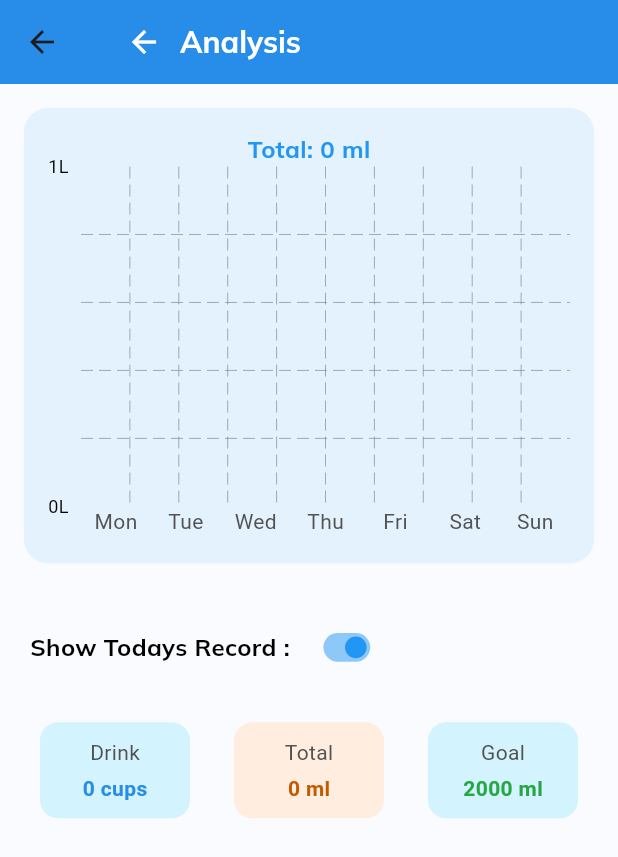
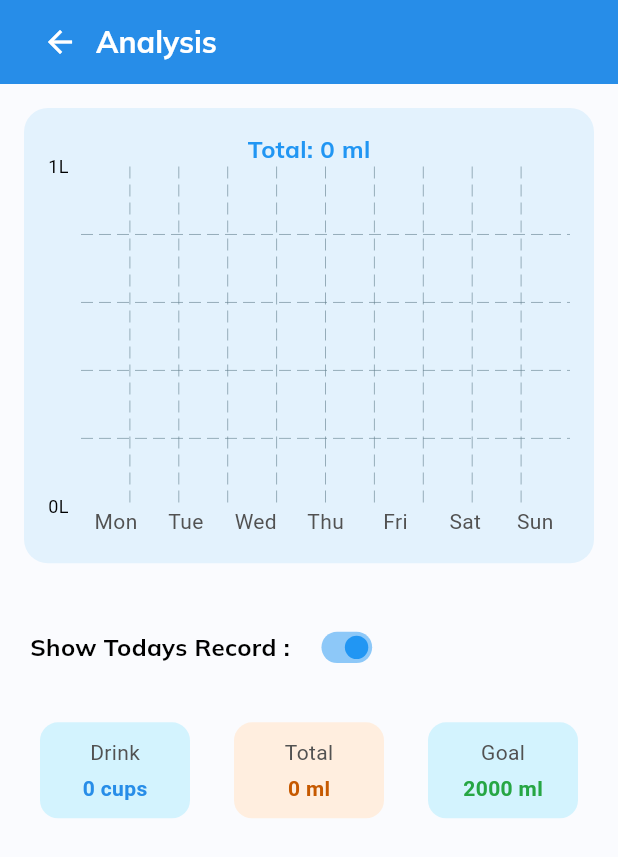
Before and after one commit to Ismailakram300/water_reminder_app, a Flutter app: the Analysis screen opened directly, on a phone screen of 412 x 824 dp. Shown: the top 857 px of the screen. Run offline on Flutter 3.47's test engine with Material 3 defaults, Android fonts, the light colour scheme and no system bars; drawn by our look-alikes of fl_chart; our stand-ins replace audioplayers, awesome_notifications, flutter_local_notifications, liquid_progress_indicator_v2, numberpicker and 7 more; missing offline and left inert: android_intent_plus, dart:ffi; accounts and stored records are empty.

Commit message:
Update analysis.dart

```diff
--- a/lib/screens/analysis.dart
+++ b/lib/screens/analysis.dart
@@ -89,6 +89,7 @@
 import 'package:fl_chart/fl_chart.dart';
 import 'package:flutter/material.dart';
 import 'package:intl/intl.dart';
+import 'package:water_reminder_app/customs_widgets/appbar.dart';
 import 'package:water_reminder_app/customs_widgets/mytext.dart';
 import 'package:water_reminder_app/screens/home_screen.dart';
 import 'package:water_reminder_app/screens/weekly_water_chart.dart';
@@ -175,41 +176,7 @@ class _AnalysisState extends State<Analysis> {
       ..sort((a, b) => b.compareTo(a)); // newest first
     return Scaffold(
       backgroundColor: Color(0xffFAFBFE),
-      appBar: AppBar(
-        actions: [
-
-        ],
-        //  backgroundColor: Color(0xff),
-        backgroundColor: Color(0xff278DE8),
-        automaticallyImplyLeading: true,
-
-        // elevation: 0,
-        title: Row(
-          children: [
-            IconButton(
-              padding: EdgeInsets.zero, // 👈 removes default padding
-              constraints: BoxConstraints(),
-              icon: Icon(Icons.arrow_back, color: Colors.white),
-              onPressed: () {
-                Navigator.push(context, MaterialPageRoute(builder: (Context)=>BottomNavBar()));// 👈 back to previous screen
-              },
-            ),
-
-            SizedBox(width: 0), // 👈 Add space after the back button
-            Text(
-              'Analysis',
-              style: TextStyle(
-                fontSize: 20,
-                fontFamily: 'Mulish',
-                fontWeight: FontWeight.bold,
-                color: Colors.white,
-              ),
-            ),
-          ],
-        ),
-
-
-      ),
+      appBar: MyAppBar(title: 'Analysis'),
       body: Column(
         children: [
           // Bar Chart Section
@@ -263,7 +230,7 @@ class _AnalysisState extends State<Analysis> {
                 Padding(
                   padding: const EdgeInsets.all(8.0),
                   child: Transform.scale(
-                    scale: 0.6,
+                    scale: 0.65,
                     child: Switch(
                       activeColor: Colors.blue,
                       value: showTodayOnly,
```
